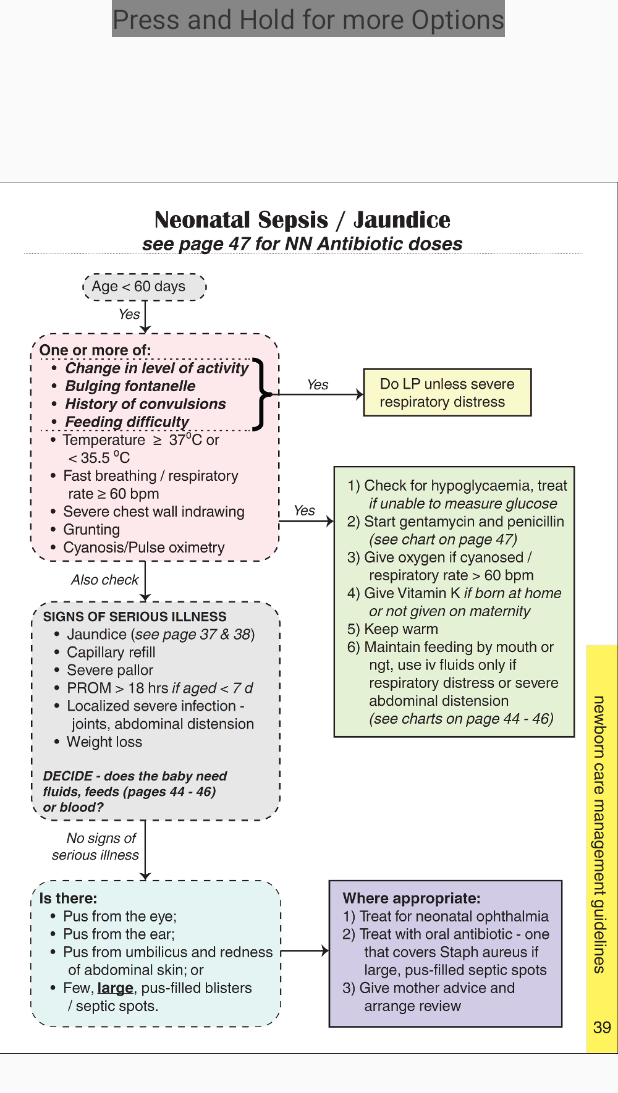
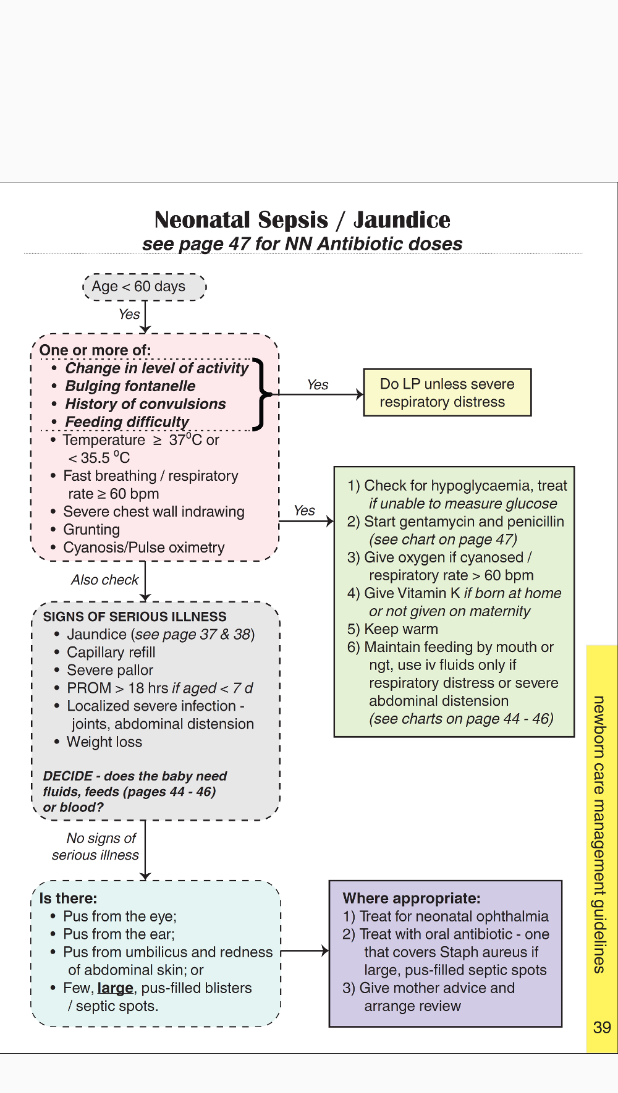
Before and after one commit to ETS-Android4/Paediatric-Protocols, an Android app: the layout activity_neonatal_sepsis.xml on its own in the app's theme, with its tools: preview values and no code run, on a phone screen of 412 x 824 dp. Shown: the top 1093 px of the screen. Run offline under Robolectric (Android 15) with nearby library versions, the phone set to English and light mode, and no system bars.

Commit message:
sepsis xml

```diff
--- a/app/src/main/res/layout/activity_neonatal_sepsis.xml
+++ b/app/src/main/res/layout/activity_neonatal_sepsis.xml
@@ -15,14 +15,5 @@
         android:layout_alignParentTop="true"
         android:src="@drawable/neonataljaundicesepsis" />
 
-    <TextView
-        android:id="@+id/textView1"
-        android:layout_width="wrap_content"
-        android:layout_height="wrap_content"
-        android:layout_alignParentTop="true"
-        android:layout_centerHorizontal="true"
-        android:background="#7000"
-        android:text="Press and Hold for more Options"
-        android:textAppearance="?android:attr/textAppearanceMedium" />
 
 </RelativeLayout>
```
Also changed, not shown: app/src/main/java/com/mwongera/paediatric_protocols/Sepsis.java (added, +33 -0 lines).
